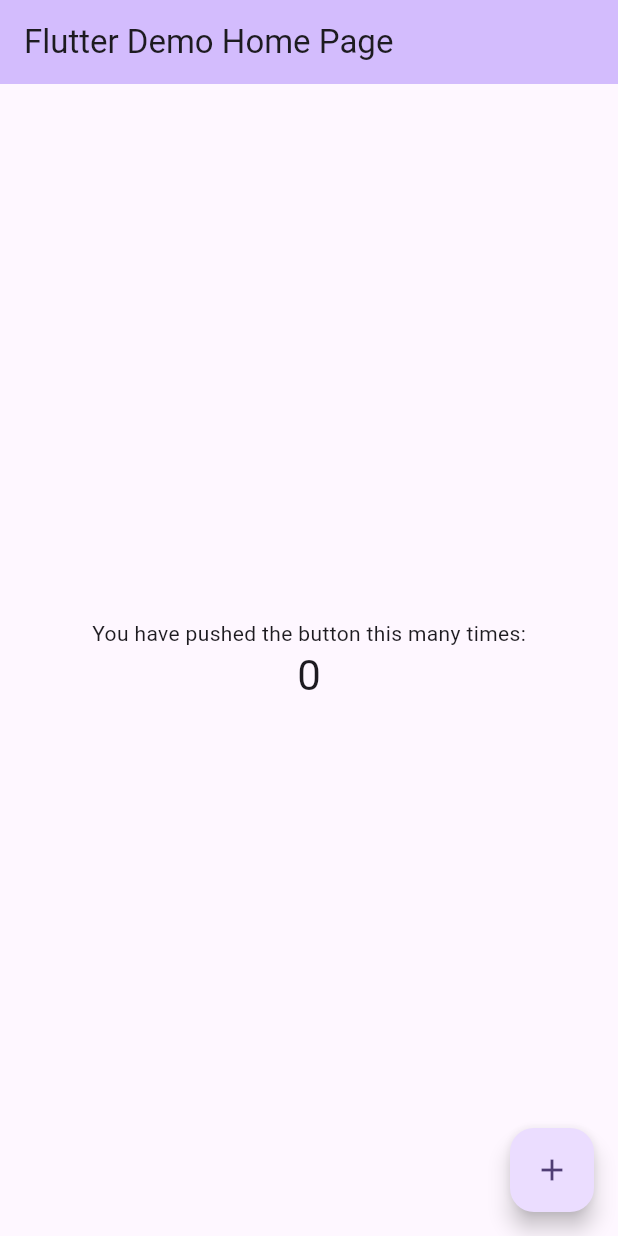
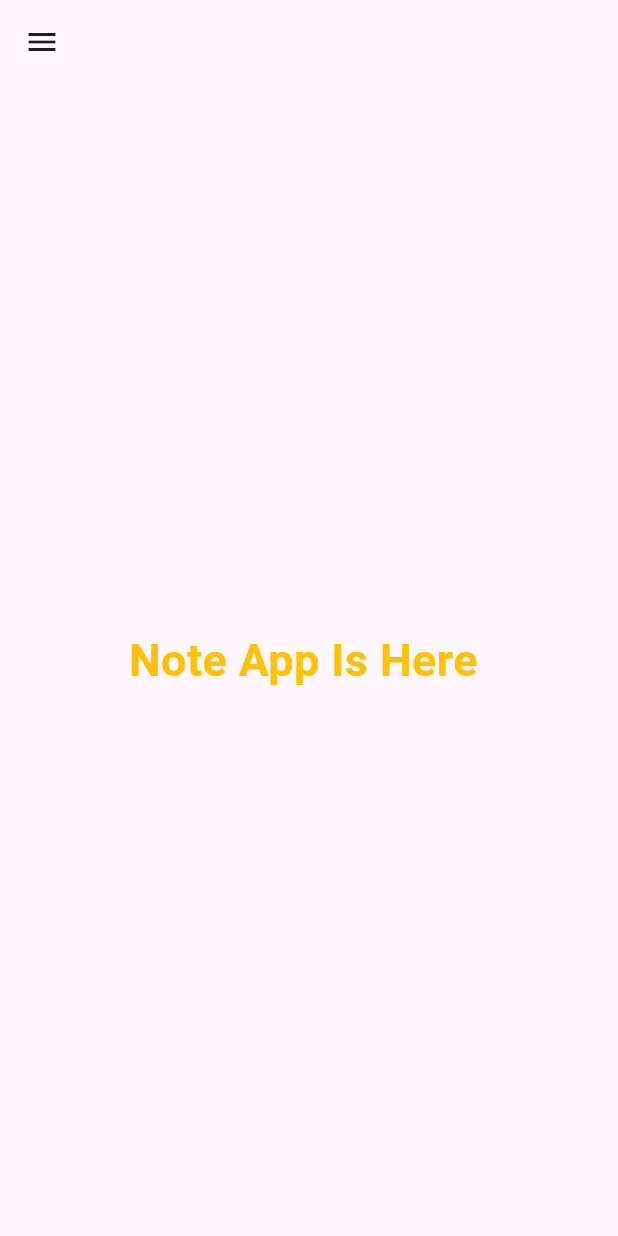
Before and after one commit to AMN-2/NoteApp, a Flutter app: the screen it shows after launch, on a phone screen of 412 x 824 dp. Run offline on Flutter 3.47's test engine with Material 3 defaults, Android fonts, the phone set to English and light mode, and no system bars.

Commit message:
add the hive and google fonts

```diff
--- a/lib/main.dart
+++ b/lib/main.dart
@@ -1,125 +1,40 @@
+// ignore_for_file: prefer_const_constructors
+
 import 'package:flutter/material.dart';
 
 void main() {
-  runApp(const MyApp());
+  runApp(MyApp());
 }
 
 class MyApp extends StatelessWidget {
   const MyApp({super.key});
 
-  // This widget is the root of your application.
   @override
   Widget build(BuildContext context) {
     return MaterialApp(
-      title: 'Flutter Demo',
-      theme: ThemeData(
-        // This is the theme of your application.
-        //
-        // TRY THIS: Try running your application with "flutter run". You'll see
-        // the application has a purple toolbar. Then, without quitting the app,
-        // try changing the seedColor in the colorScheme below to Colors.green
-        // and then invoke "hot reload" (save your changes or press the "hot
-        // reload" button in a Flutter-supported IDE, or press "r" if you used
-        // the command line to start the app).
-        //
-        // Notice that the counter didn't reset back to zero; the application
-        // state is not lost during the reload. To reset the state, use hot
-        // restart instead.
-        //
-        // This works for code too, not just values: Most code changes can be
-        // tested with just a hot reload.
-        colorScheme: ColorScheme.fromSeed(seedColor: Colors.deepPurple),
-        useMaterial3: true,
-      ),
-      home: const MyHomePage(title: 'Flutter Demo Home Page'),
+      home: Home(),
     );
   }
 }
 
-class MyHomePage extends StatefulWidget {
-  const MyHomePage({super.key, required this.title});
-
-  // This widget is the home page of your application. It is stateful, meaning
-  // that it has a State object (defined below) that contains fields that affect
-  // how it looks.
-
-  // This class is the configuration for the state. It holds the values (in this
-  // case the title) provided by the parent (in this case the App widget) and
-  // used by the build method of the State. Fields in a Widget subclass are
-  // always marked "final".
-
-  final String title;
-
-  @override
-  State<MyHomePage> createState() => _MyHomePageState();
-}
-
-class _MyHomePageState extends State<MyHomePage> {
-  int _counter = 0;
-
-  void _incrementCounter() {
-    setState(() {
-      // This call to setState tells the Flutter framework that something has
-      // changed in this State, which causes it to rerun the build method below
-      // so that the display can reflect the updated values. If we changed
-      // _counter without calling setState(), then the build method would not be
-      // called again, and so nothing would appear to happen.
-      _counter++;
-    });
-  }
+class Home extends StatelessWidget {
+  const Home({super.key});
 
   @override
   Widget build(BuildContext context) {
-    // This method is rerun every time setState is called, for instance as done
-    // by the _incrementCounter method above.
-    //
-    // The Flutter framework has been optimized to make rerunning build methods
-    // fast, so that you can just rebuild anything that needs updating rather
-    // than having to individually change instances of widgets.
     return Scaffold(
-      appBar: AppBar(
-        // TRY THIS: Try changing the color here to a specific color (to
-        // Colors.amber, perhaps?) and trigger a hot reload to see the AppBar
-        // change color while the other colors stay the same.
-        backgroundColor: Theme.of(context).colorScheme.inversePrimary,
-        // Here we take the value from the MyHomePage object that was created by
-        // the App.build method, and use it to set our appbar title.
-        title: Text(widget.title),
-      ),
+      appBar: AppBar(),
+      drawer: Drawer(),
       body: Center(
-        // Center is a layout widget. It takes a single child and positions it
-        // in the middle of the parent.
-        child: Column(
-          // Column is also a layout widget. It takes a list of children and
-          // arranges them vertically. By default, it sizes itself to fit its
-          // children horizontally, and tries to be as tall as its parent.
-          //
-          // Column has various properties to control how it sizes itself and
-          // how it positions its children. Here we use mainAxisAlignment to
-          // center the children vertically; the main axis here is the vertical
-          // axis because Columns are vertical (the cross axis would be
-          // horizontal).
-          //
-          // TRY THIS: Invoke "debug painting" (choose the "Toggle Debug Paint"
-          // action in the IDE, or press "p" in the console), to see the
-          // wireframe for each widget.
-          mainAxisAlignment: MainAxisAlignment.center,
-          children: <Widget>[
-            const Text(
-              'You have pushed the button this many times:',
-            ),
-            Text(
-              '$_counter',
-              style: Theme.of(context).textTheme.headlineMedium,
-            ),
-          ],
+        child: Text(
+          'Note App Is Here ',
+          style: TextStyle(
+            fontSize: 30,
+            color: Colors.amber,
+            fontWeight: FontWeight.bold,
+          ),
         ),
       ),
-      floatingActionButton: FloatingActionButton(
-        onPressed: _incrementCounter,
-        tooltip: 'Increment',
-        child: const Icon(Icons.add),
-      ), // This trailing comma makes auto-formatting nicer for build methods.
     );
   }
 }
--- a/pubspec.yaml
+++ b/pubspec.yaml
@@ -35,6 +35,8 @@ dependencies:
   # The following adds the Cupertino Icons font to your application.
   # Use with the CupertinoIcons class for iOS style icons.
   cupertino_icons: ^1.0.6
+  google_fonts: ^6.1.0
+  hive: ^2.2.3
 
 dev_dependencies:
   flutter_test:
```
Also changed, not shown: pubspec.lock, 1 other file.
